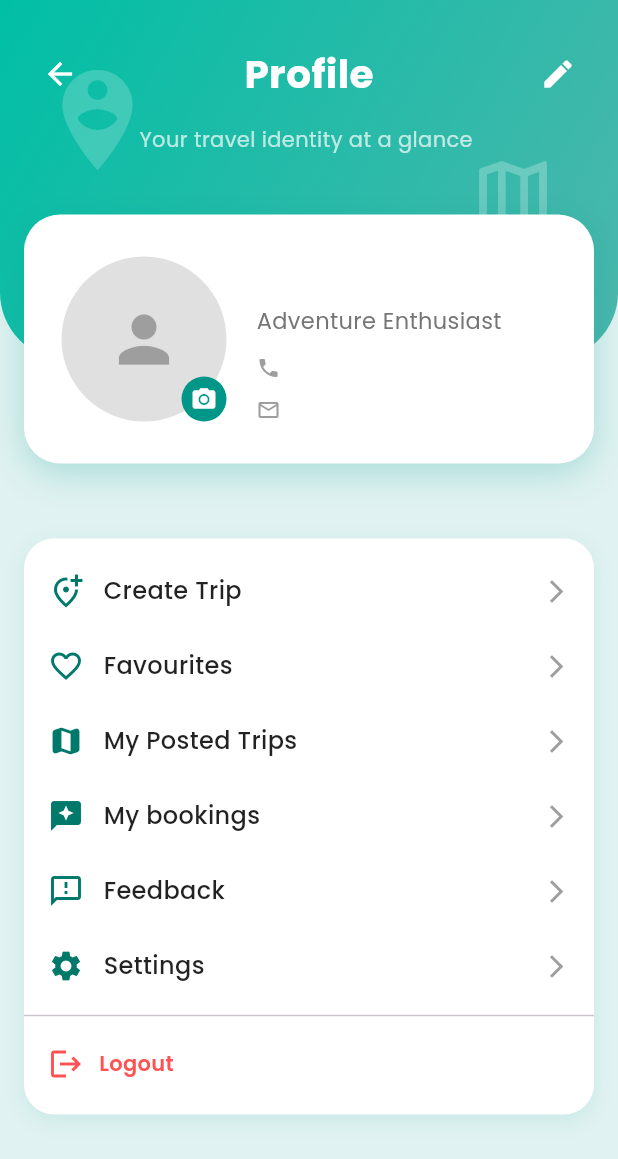
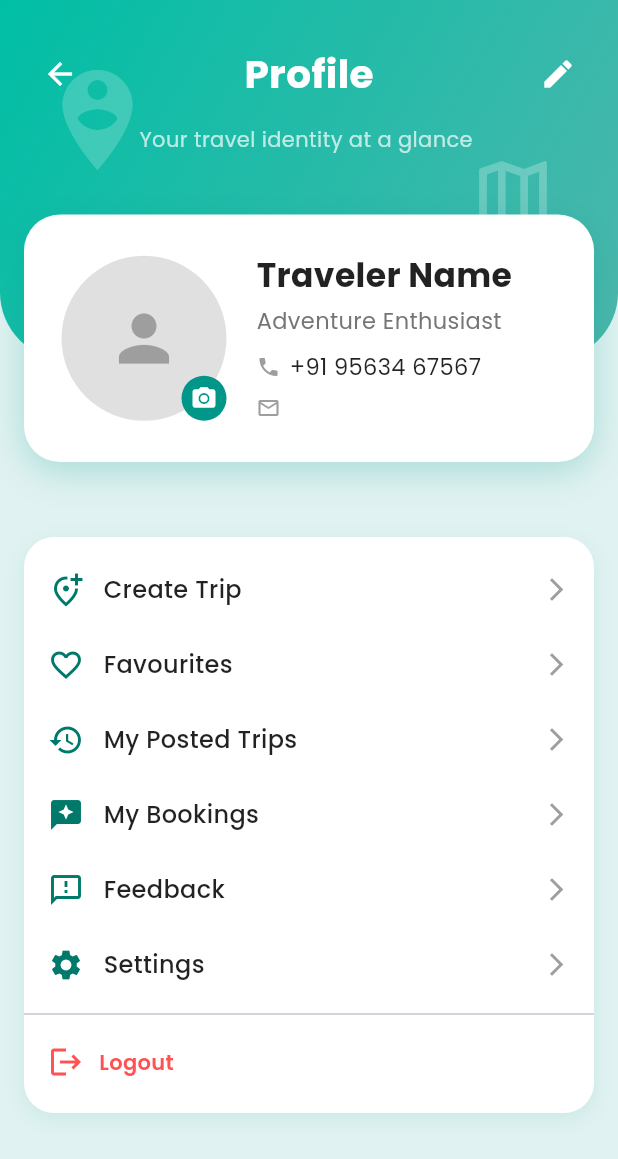
Before and after one commit to shrutin216-a11y/MOTTO-SUPERX, a Flutter app: the ProfileScreen screen opened directly, on a phone screen of 412 x 824 dp. Shown: the top 1159 px of the screen. Run offline on Flutter 3.47's test engine with Material 3 defaults, Android fonts, the phone set to English and light mode, and no system bars; our stand-ins replace animated_custom_dropdown, animated_text_kit, carousel_slider, cloud_firestore, dropdown_button2, firebase_auth and 5 more; missing offline and left inert: confirmation_success, floating_snackbar; accounts and stored records are empty.

Commit message:
Latest Commit

```diff
--- a/lib/view/profile_screen.dart
+++ b/lib/view/profile_screen.dart
@@ -6,10 +6,10 @@ import 'package:image_picker/image_picker.dart';
 import 'package:motto_app/controller/shared_preference.dart';
 import 'package:motto_app/view/Favourites.dart';
 import 'package:motto_app/view/MyBookings.dart';
+import 'package:motto_app/view/MypostedTrips.dart';
 import 'package:motto_app/view/StartTrip.dart';
 import 'package:motto_app/view/bottom_navigation_screen.dart';
 import 'package:motto_app/view/edit.dart';
-import 'package:motto_app/view/MypostedTrips.dart';
 import 'package:motto_app/view/login_screen.dart';
 import 'package:motto_app/view/settings.dart';
 import 'package:shared_preferences/shared_preferences.dart';
@@ -73,7 +73,7 @@ class _ProfileScreenState extends State<ProfileScreen>
       backgroundColor: Colors.teal[50],
       body: Stack(
         children: [
-          // 🌈 Gradient Header
+          //Gradient Header
           Container(
             height: 240,
             decoration: const BoxDecoration(
@@ -245,7 +245,7 @@ class _ProfileScreenState extends State<ProfileScreen>
                               crossAxisAlignment: CrossAxisAlignment.start,
                               children: [
                                 Text(
-                                  userController.name,
+                                  "Traveler Name",
                                   style: GoogleFonts.poppins(
                                     fontSize: 22,
                                     fontWeight: FontWeight.bold,
@@ -270,7 +270,7 @@ class _ProfileScreenState extends State<ProfileScreen>
                                     ),
                                     const SizedBox(width: 6),
                                     Text(
-                                      userController.email,
+                                      "+91 95634 67567",
                                       style: GoogleFonts.poppins(
                                         fontSize: 15,
                                         color: Colors.black87,
@@ -350,22 +350,32 @@ class _ProfileScreenState extends State<ProfileScreen>
                               );
                             },
                           ),
-                          _buildMenuItem(Icons.map_rounded, "My Posted Trips", context, () {
+                          _buildMenuItem(
+                            Icons.history,
+                            "My Posted Trips",
+                            context,
+                            () {
                               Navigator.push(
                                 context,
                                 MaterialPageRoute(
                                   builder: (context) => const MypostedTrips(),
                                 ),
                               );
-                          }),
-                          _buildMenuItem(Icons.reviews, "My bookings", context, () {
+                            },
+                          ),
+                          _buildMenuItem(
+                            Icons.reviews,
+                            "My Bookings",
+                            context,
+                            () {
                               Navigator.push(
                                 context,
                                 MaterialPageRoute(
                                   builder: (context) => MyBookings(),
                                 ),
                               );
-                          }),
+                            },
+                          ),
                           _buildMenuItem(
                             Icons.feedback_outlined,
                             "Feedback",
```
Also changed, not shown: lib/view/MyBookings.dart (line endings or trailing spaces). Lines whose indentation alone changed are shown as unchanged.
